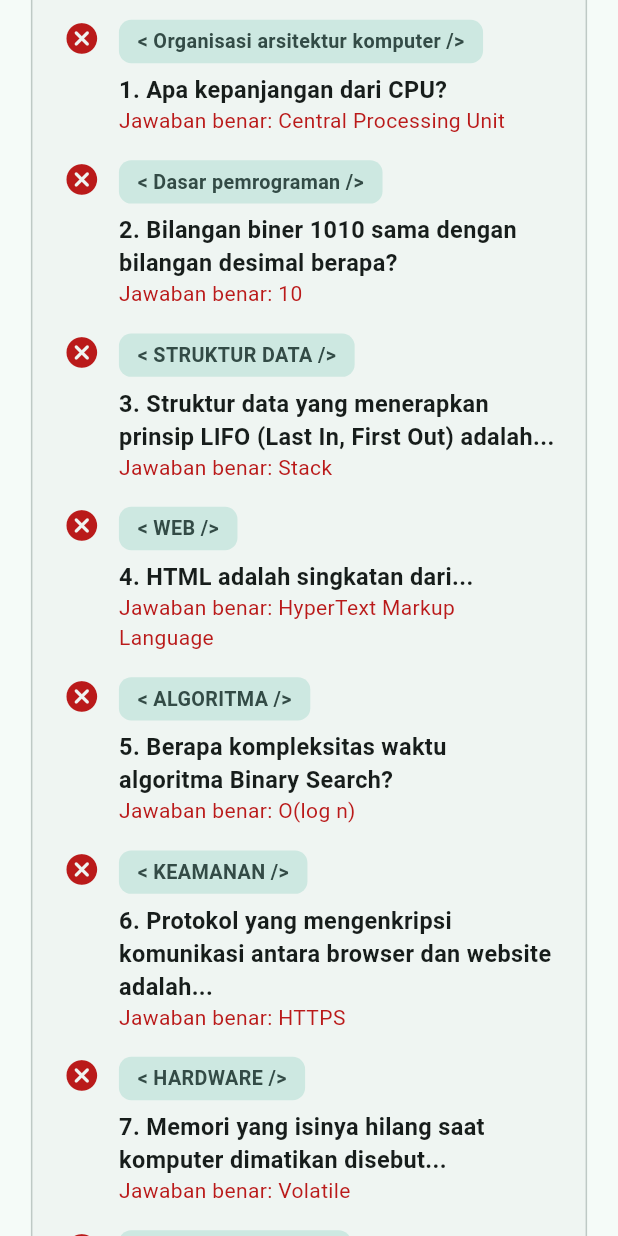
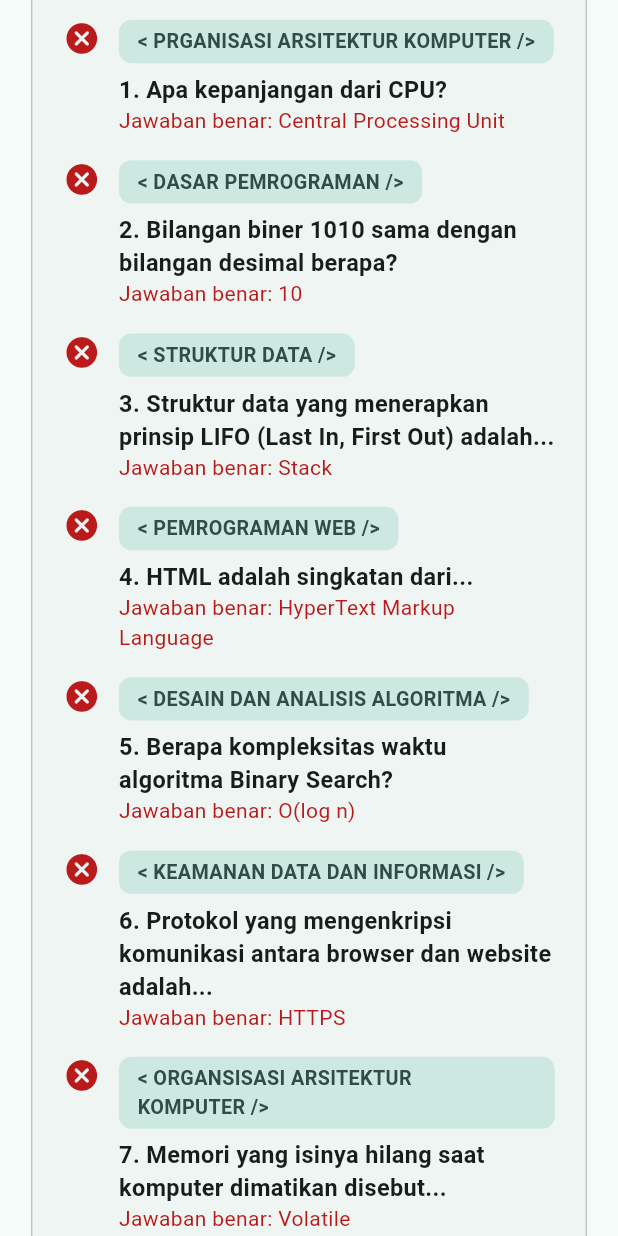
Before and after one commit to Hafiz237/UTS-Pemmob, a Flutter app: the ResultPage screen opened directly, scrolled down 576 dp, on a phone screen of 412 x 824 dp. Run offline on Flutter 3.47's test engine with Material 3 defaults, Android fonts, the phone set to English and light mode, and no system bars; Roboto replaces fonts that are missing (JetBrainsMono, Nunito).

Commit message:
fix question, adaptive, and others features

```diff
--- a/lib/core/responsive.dart
+++ b/lib/core/responsive.dart
@@ -5,18 +5,9 @@ class Responsive {
 
   static const double tabletBreakpoint = 600;
   static const double desktopBreakpoint = 1000;
-  static double u(BuildContext c, double fraction) =>
-      contentWidth(c) * fraction;
+
   static double width(BuildContext c) => MediaQuery.sizeOf(c).width;
-  static double height(BuildContext c) => MediaQuery.sizeOf(c).height;
 
-  static bool isTablet(BuildContext c) => width(c) >= tabletBreakpoint;
-  static bool isWide(BuildContext c) => width(c) >= desktopBreakpoint;
-  static bool isLandscape(BuildContext c) =>
-      MediaQuery.orientationOf(c) == Orientation.landscape;
-
-  static double w(BuildContext c, double fraction) => width(c) * fraction;
-  static double h(BuildContext c, double fraction) => height(c) * fraction;
   static double contentWidth(BuildContext c) {
     final w = width(c);
     if (w >= desktopBreakpoint) return w * 0.5;
@@ -24,9 +15,18 @@ class Responsive {
     return w;
   }
 
-  static double font(BuildContext c, double fraction, {double? max}) {
-    final size = width(c) * fraction;
-    final limit = max ?? (isTablet(c) ? 34.0 : 28.0);
-    return size.clamp(12.0, limit);
+  static bool useTwoColumns(BuildContext c) {
+    final landscape = MediaQuery.orientationOf(c) == Orientation.landscape;
+    return width(c) >= desktopBreakpoint ||
+        (width(c) >= tabletBreakpoint && landscape);
   }
+
+  static double pageWidth(BuildContext c) =>
+      useTwoColumns(c) ? width(c) * 0.9 : contentWidth(c);
+
+  static double u(BuildContext c, double fraction) =>
+      contentWidth(c) * fraction;
+
+  static double font(BuildContext c, double fraction, {double max = 30}) =>
+      (width(c) * fraction).clamp(12.0, max);
 }
--- a/lib/data/dummy_questions.dart
+++ b/lib/data/dummy_questions.dart
@@ -2,7 +2,7 @@ import '../models/question.dart';
 
 const List<Question> dummyQuestions = [
   Question(
-    category: 'Organisasi arsitektur komputer',
+    category: 'PRGANISASI ARSITEKTUR KOMPUTER',
     text: 'Apa kepanjangan dari CPU?',
     options: [
       'Central Process Unit',
@@ -15,7 +15,7 @@ const List<Question> dummyQuestions = [
     'CPU (Central Processing Unit) adalah otak komputer yang menjalankan instruksi program.',
   ),
   Question(
-    category: 'Dasar pemrograman',
+    category: 'DASAR PEMROGRAMAN',
     text: 'Bilangan biner 1010 sama dengan bilangan desimal berapa?',
     options: ['8', '10', '12', '14'],
     correctIndex: 1,
@@ -30,7 +30,7 @@ const List<Question> dummyQuestions = [
     'Stack seperti tumpukan piring: elemen terakhir yang masuk adalah yang pertama keluar.',
   ),
   Question(
-    category: 'WEB',
+    category: 'PEMROGRAMAN WEB',
     text: 'HTML adalah singkatan dari...',
     options: [
       'HyperText Markup Language',
@@ -43,7 +43,7 @@ const List<Question> dummyQuestions = [
     'HTML adalah bahasa markup untuk menyusun struktur halaman web.',
   ),
   Question(
-    category: 'ALGORITMA',
+    category: 'DESAIN DAN ANALISIS ALGORITMA',
     text: 'Berapa kompleksitas waktu algoritma Binary Search?',
     options: ['O(n)', 'O(n²)', 'O(1)', 'O(log n)'],
     correctIndex: 3,
@@ -51,7 +51,7 @@ const List<Question> dummyQuestions = [
     'Binary Search membagi dua ruang pencarian di setiap langkah, sehingga O(log n). Syaratnya data harus terurut.',
   ),
   Question(
-    category: 'KEAMANAN',
+    category: 'KEAMANAN DATA DAN INFORMASI',
     text: 'Protokol yang mengenkripsi komunikasi antara browser dan website adalah...',
     options: ['HTTP', 'FTP', 'HTTPS', 'SMTP'],
     correctIndex: 2,
@@ -59,7 +59,7 @@ const List<Question> dummyQuestions = [
     'HTTPS = HTTP + TLS/SSL, sehingga data yang dikirim terenkripsi.',
   ),
   Question(
-    category: 'HARDWARE',
+    category: 'ORGANSISASI ARSITEKTUR KOMPUTER',
     text: 'Memori yang isinya hilang saat komputer dimatikan disebut...',
     options: ['Volatile', 'Non-volatile', 'Permanent', 'Cache disk'],
     correctIndex: 0,
@@ -67,7 +67,7 @@ const List<Question> dummyQuestions = [
     'RAM bersifat volatile: butuh listrik untuk menyimpan data, berbeda dengan SSD/HDD.',
   ),
   Question(
-    category: 'PEMROGRAMAN',
+    category: 'PEMROGRAMAN MOBILE',
     text: 'Bahasa pemrograman yang dipakai Flutter untuk membangun aplikasi adalah...',
     options: ['Kotlin', 'Dart', 'Swift', 'Java'],
     correctIndex: 1,
@@ -82,7 +82,7 @@ const List<Question> dummyQuestions = [
     'SELECT dipakai untuk membaca data, contoh: SELECT * FROM mahasiswa;',
   ),
   Question(
-    category: 'JARINGAN',
+    category: 'JARINGAN KOMPUTER',
     text: 'Jaringan komputer yang mencakup area terbatas seperti satu gedung disebut...',
     options: ['WAN', 'LAN', 'MAN', 'VPN'],
     correctIndex: 1,
--- a/lib/pages/result_page.dart
+++ b/lib/pages/result_page.dart
@@ -9,6 +9,7 @@ import '../widgets/app_image.dart';
 import '../widgets/category_tag.dart';
 import '../widgets/terminal_card.dart';
 import '../widgets/theme_toggle_button.dart';
+import '../widgets/adaptive_pane.dart';
 import 'quiz_page.dart';
 
 class ResultPage extends StatelessWidget {
@@ -31,21 +32,9 @@ class ResultPage extends StatelessWidget {
     final scheme = Theme.of(context).colorScheme;
     final gap = Responsive.u(context, 0.04);
 
-    return Scaffold(
-      body: SafeArea(
-        child: Center(
-          child: SingleChildScrollView(
-            padding: EdgeInsets.all(Responsive.u(context, 0.05)),
-            child: ConstrainedBox(
-              constraints:
-              BoxConstraints(maxWidth: Responsive.contentWidth(context)),
-              child: Column(
+    final summary = Column(
       crossAxisAlignment: CrossAxisAlignment.stretch,
       children: [
-                  const Align(
-                    alignment: Alignment.centerRight,
-                    child: ThemeToggleButton(),
-                  ),
         Center(
           child: AppImage(
             asset: 'assets/images/trophy.png',
@@ -91,8 +80,8 @@ class ResultPage extends StatelessWidget {
                 ),
                 decoration: BoxDecoration(
                   color: scheme.primaryContainer,
-                            borderRadius: BorderRadius.circular(
-                                Responsive.u(context, 0.03)),
+                  borderRadius:
+                  BorderRadius.circular(Responsive.u(context, 0.03)),
                 ),
                 child: Text(
                   'RANK: ${quiz.rank}',
@@ -107,7 +96,12 @@ class ResultPage extends StatelessWidget {
             ],
           ),
         ),
-                  SizedBox(height: gap),
+      ],
+    );
+
+    final details = Column(
+      crossAxisAlignment: CrossAxisAlignment.stretch,
+      children: [
         TerminalCard(
           title: 'review.log',
           child: Column(
@@ -134,6 +128,25 @@ class ResultPage extends StatelessWidget {
           filled: false,
           onPressed: () => _changePlayer(context),
         ),
+      ],
+    );
+
+    return Scaffold(
+      body: SafeArea(
+        child: Center(
+          child: SingleChildScrollView(
+            padding: EdgeInsets.all(Responsive.u(context, 0.05)),
+            child: ConstrainedBox(
+              constraints:
+              BoxConstraints(maxWidth: Responsive.pageWidth(context)),
+              child: Column(
+                crossAxisAlignment: CrossAxisAlignment.stretch,
+                children: [
+                  const Align(
+                    alignment: Alignment.centerRight,
+                    child: ThemeToggleButton(),
+                  ),
+                  AdaptivePane(first: summary, second: details),
                 ],
               ),
             ),
--- a/lib/providers/quiz_provider.dart
+++ b/lib/providers/quiz_provider.dart
@@ -3,78 +3,72 @@ import '../data/dummy_questions.dart';
 import '../models/question.dart';
 
 class QuizProvider extends ChangeNotifier {
-  final List<Question> _questions = dummyQuestions;
+  final List<Question> questions = dummyQuestions;
 
-  String _userName = '';
-  int _currentIndex = 0;
-  late List<int?> _answers = List.filled(_questions.length, null);
+  String userName = '';
+  int currentIndex = 0;
+  late List<int?> _answers;
 
-  String get userName => _userName;
-  List<Question> get questions => _questions;
-  int get totalQuestions => _questions.length;
-  int get currentIndex => _currentIndex;
-  Question get currentQuestion => _questions[_currentIndex];
-  List<bool?> get results => List.generate(
-    _questions.length,
-        (i) => _answers[i] == null ? null : isCorrectAt(i),
-  );
-  int? get selectedAnswer => _answers[_currentIndex];
-  bool get isAnswered => selectedAnswer != null;
-
-  bool get isFirst => _currentIndex == 0;
-  bool get isLast => _currentIndex == _questions.length - 1;
-
-  int get answeredCount => _answers.where((a) => a != null).length;
-  double get progress => (_currentIndex + 1) / _questions.length;
-
-  int get score {
-    int total = 0;
-    for (int i = 0; i < _questions.length; i++) {
-      if (_answers[i] == _questions[i].correctIndex) total++;
-    }
-    return total;
+  QuizProvider() {
+    _answers = List.filled(questions.length, null);
   }
 
-  int get percentage => ((score / _questions.length) * 100).round();
+  int get totalQuestions => questions.length;
+  Question get currentQuestion => questions[currentIndex];
+
+  int? get selectedAnswer => _answers[currentIndex];
+  bool get isAnswered => selectedAnswer != null;
+  bool get isFirst => currentIndex == 0;
+  bool get isLast => currentIndex == questions.length - 1;
+
+  bool isCorrectAt(int i) => _answers[i] == questions[i].correctIndex;
+
+  List<bool?> get results => [
+    for (int i = 0; i < questions.length; i++)
+      _answers[i] == null ? null : isCorrectAt(i),
+  ];
+
+  int get score => List.generate(questions.length, isCorrectAt)
+      .where((benar) => benar)
+      .length;
+
+  int get percentage => (score / totalQuestions * 100).round();
 
   String get rank {
-    if (percentage >= 90) return 'Master Dev';
-    if (percentage >= 70) return 'Senior Dev';
-    if (percentage >= 40) return 'Junior Dev';
-    return 'Script Kiddie';
+    if (percentage >= 90) return 'Master Developer';
+    if (percentage >= 70) return 'Senior Developer';
+    if (percentage >= 40) return 'Junior Developer';
+    return 'pemula';
   }
 
-  bool isCorrectAt(int index) => _answers[index] == _questions[index].correctIndex;
-  int? answerAt(int index) => _answers[index];
-
   void setUserName(String name) {
-    _userName = name.trim();
+    userName = name.trim();
     notifyListeners();
   }
 
   void selectAnswer(int optionIndex) {
     if (isAnswered) return;
-    _answers[_currentIndex] = optionIndex;
+    _answers[currentIndex] = optionIndex;
     notifyListeners();
   }
 
   void next() {
     if (!isLast) {
-      _currentIndex++;
+      currentIndex++;
       notifyListeners();
     }
   }
 
   void previous() {
     if (!isFirst) {
-      _currentIndex--;
+      currentIndex--;
       notifyListeners();
     }
   }
 
   void restart() {
-    _currentIndex = 0;
-    _answers = List.filled(_questions.length, null);
+    currentIndex = 0;
+    _answers = List.filled(questions.length, null);
     notifyListeners();
   }
 }
--- /dev/null
+++ b/lib/widgets/adaptive_pane.dart
@@ -0,0 +1,30 @@
+import 'package:flutter/material.dart';
+import '../core/responsive.dart';
+
+class AdaptivePane extends StatelessWidget {
+  const AdaptivePane({super.key, required this.first, required this.second});
+
+  final Widget first;
+  final Widget second;
+
+  @override
+  Widget build(BuildContext context) {
+    final gap = Responsive.u(context, 0.04);
+
+    if (Responsive.useTwoColumns(context)) {
+      return Row(
+        crossAxisAlignment: CrossAxisAlignment.start,
+        children: [
+          Expanded(child: first),
+          SizedBox(width: gap),
+          Expanded(child: second),
+        ],
+      );
+    }
+
+    return Column(
+      crossAxisAlignment: CrossAxisAlignment.stretch,
+      children: [first, SizedBox(height: gap), second],
+    );
+  }
+}
```
Also changed, not shown: lib/pages/quiz_page.dart (+77 -73 lines). Lines whose indentation alone changed are shown as unchanged.
